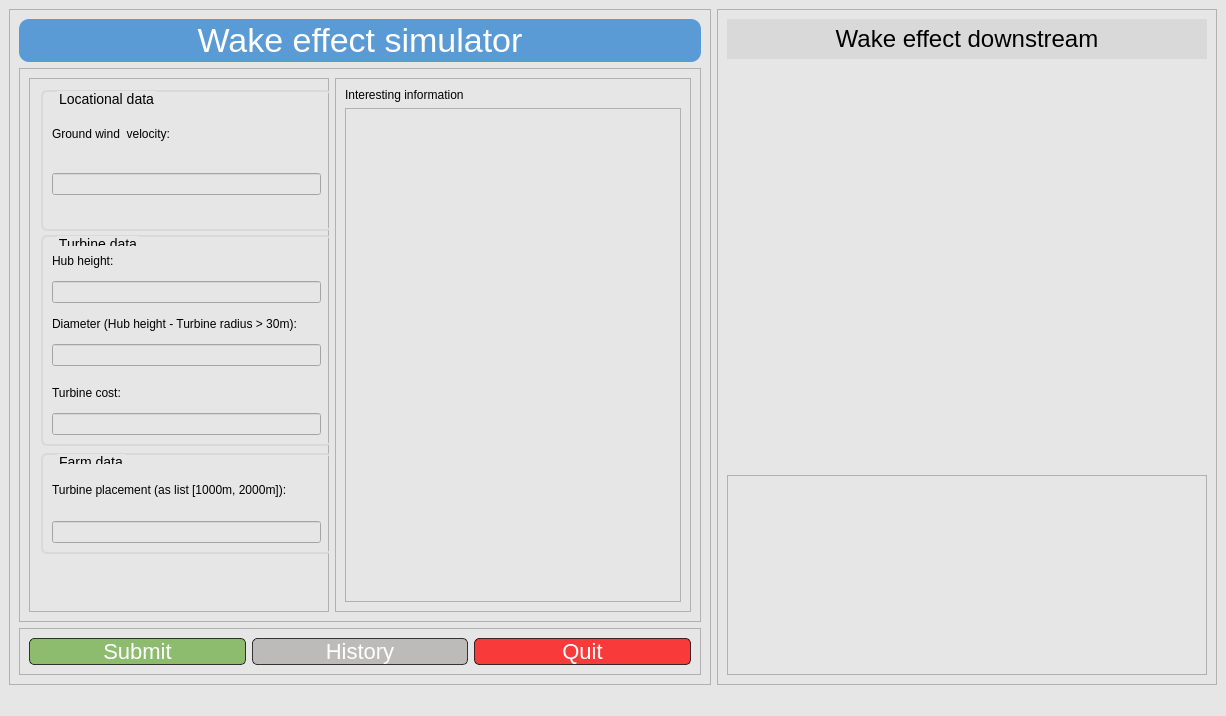
This is uis/mainscreen.ui in JoshuaBog09/OffShoreWind_Project as Qt 5 draws it before an edit. The edited form follows.
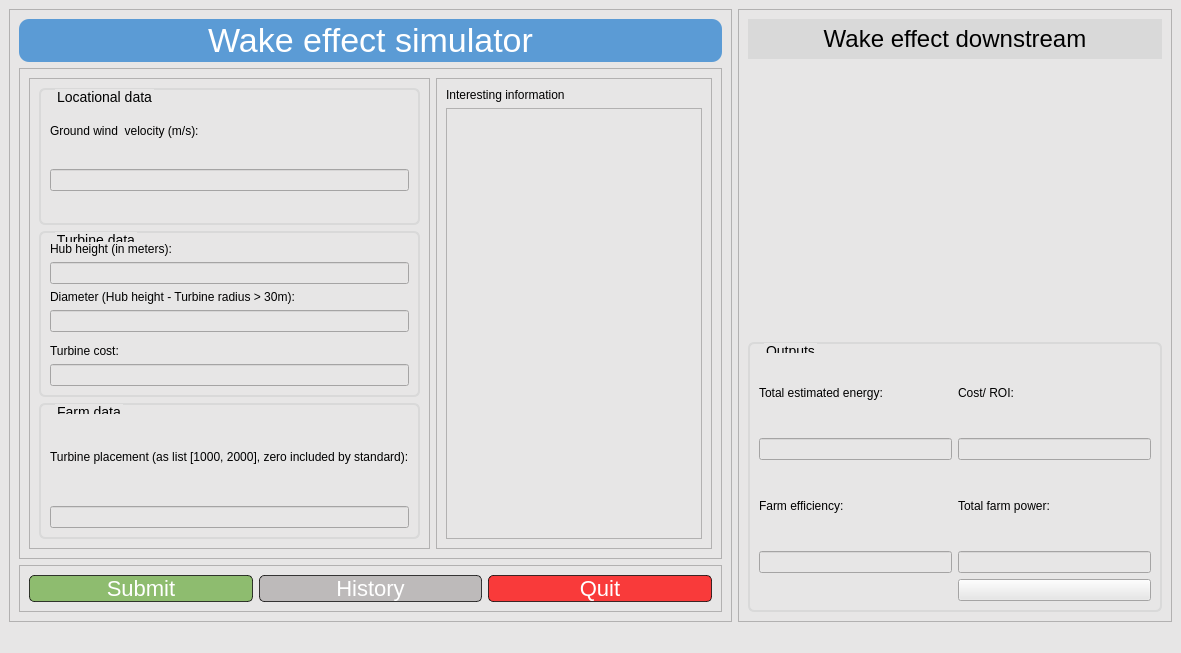
This is the edited form. Icons and pictures are not drawn.

Commit message: further work on the python gui, addition of output fields and improved scaling of the window

Patch:
```diff
--- a/uis/mainscreen.ui
+++ b/uis/mainscreen.ui
@@ -6,8 +6,8 @@
    <rect>
     <x>0</x>
     <y>0</y>
-    <width>1226</width>
-    <height>716</height>
+    <width>1181</width>
+    <height>653</height>
    </rect>
   </property>
   <property name="windowTitle">
@@ -84,13 +84,13 @@
            <widget class="QFrame" name="frame_6">
             <property name="minimumSize">
              <size>
-              <width>300</width>
+              <width>0</width>
               <height>0</height>
              </size>
             </property>
             <property name="maximumSize">
              <size>
-              <width>500</width>
+              <width>16777215</width>
               <height>16777215</height>
              </size>
             </property>
@@ -100,15 +100,9 @@
             <property name="frameShadow">
              <enum>QFrame::Raised</enum>
             </property>
+            <layout class="QVBoxLayout" name="verticalLayout_2">
+             <item>
             <widget class="QGroupBox" name="groupBox">
-             <property name="geometry">
-              <rect>
-               <x>12</x>
-               <y>12</y>
-               <width>291</width>
-               <height>141</height>
-              </rect>
-             </property>
              <property name="styleSheet">
               <string notr="true">QGroupBox {
 	border: 2px solid  rgb(217, 217, 217);
@@ -141,7 +135,7 @@
                  <string notr="true">font: 12px Leelawadee UI;</string>
                 </property>
                 <property name="text">
-                 <string>Ground wind  velocity:</string>
+                   <string>Ground wind  velocity (m/s):</string>
                 </property>
                </widget>
               </item>
@@ -150,15 +144,9 @@
               </item>
              </layout>
             </widget>
+             </item>
+             <item>
             <widget class="QGroupBox" name="groupBox_2">
-             <property name="geometry">
-              <rect>
-               <x>12</x>
-               <y>157</y>
-               <width>291</width>
-               <height>211</height>
-              </rect>
-             </property>
              <property name="styleSheet">
               <string notr="true">QGroupBox {
 	border: 2px solid  rgb(217, 217, 217);
@@ -181,8 +169,12 @@
              <layout class="QVBoxLayout" name="verticalLayout_6">
               <item>
                <widget class="QLabel" name="label_4">
+                  <property name="styleSheet">
+                   <string notr="true">font: 12px Leelawadee UI;
+</string>
+                  </property>
                 <property name="text">
-                 <string>Hub height:</string>
+                   <string>Hub height (in meters):</string>
                 </property>
                </widget>
               </item>
@@ -191,6 +183,9 @@
               </item>
               <item>
                <widget class="QLabel" name="label_6">
+                  <property name="styleSheet">
+                   <string notr="true">font: 12px Leelawadee UI;</string>
+                  </property>
                 <property name="text">
                  <string>Diameter (Hub height - Turbine radius &gt; 30m):</string>
                 </property>
@@ -208,6 +203,9 @@
               </item>
               <item>
                <widget class="QLabel" name="label_7">
+                  <property name="styleSheet">
+                   <string notr="true">font: 12px Leelawadee UI;</string>
+                  </property>
                 <property name="text">
                  <string>Turbine cost:</string>
                 </property>
@@ -218,15 +216,9 @@
               </item>
              </layout>
             </widget>
+             </item>
+             <item>
             <widget class="QGroupBox" name="groupBox_3">
-             <property name="geometry">
-              <rect>
-               <x>12</x>
-               <y>375</y>
-               <width>291</width>
-               <height>101</height>
-              </rect>
-             </property>
              <property name="styleSheet">
               <string notr="true">QGroupBox {
 	border: 2px solid  rgb(217, 217, 217);
@@ -249,8 +241,11 @@
              <layout class="QVBoxLayout" name="verticalLayout_7">
               <item>
                <widget class="QLabel" name="label_8">
+                  <property name="styleSheet">
+                   <string notr="true">font: 12px Leelawadee UI;</string>
+                  </property>
                 <property name="text">
-                 <string>Turbine placement (as list [1000m, 2000m]):</string>
+                   <string>Turbine placement (as list [1000, 2000], zero included by standard):</string>
                 </property>
                </widget>
               </item>
@@ -259,6 +254,8 @@
               </item>
              </layout>
             </widget>
+             </item>
+            </layout>
            </widget>
           </item>
           <item>
@@ -272,6 +269,9 @@
             <layout class="QVBoxLayout" name="verticalLayout_4">
              <item>
               <widget class="QLabel" name="label_3">
+               <property name="styleSheet">
+                <string notr="true">font: 12px Leelawadee UI;</string>
+               </property>
                <property name="text">
                 <string>Interesting information</string>
                </property>
@@ -425,7 +425,7 @@
      <widget class="QFrame" name="frame_2">
       <property name="minimumSize">
        <size>
-        <width>500</width>
+        <width>0</width>
         <height>0</height>
        </size>
       </property>
@@ -474,19 +474,99 @@
         <widget class="QWidget" name="widget" native="true"/>
        </item>
        <item>
-        <widget class="QFrame" name="frame_5">
-         <property name="maximumSize">
+        <widget class="QGroupBox" name="groupBox_4">
+         <property name="styleSheet">
+          <string notr="true">QGroupBox {
+	border: 2px solid  rgb(217, 217, 217);
+	border-radius: 6px;
+	background: rgba(0, 0, 0, 0);
+	margin: 0.5em;
+	font: 14px Leelawadee UI;
+}
+
+QGroupBox::title {
+	subcontrol-origin: margin;
+	top: 1px;
+    left: 16px;
+	color: rgb(0, 0, 0);
+}</string>
+         </property>
+         <property name="title">
+          <string>Outputs</string>
+         </property>
+         <layout class="QGridLayout" name="gridLayout">
+          <item row="0" column="1">
+           <widget class="QLabel" name="label_9">
+            <property name="styleSheet">
+             <string notr="true">font: 12px Leelawadee UI;</string>
+            </property>
+            <property name="text">
+             <string>Cost/ ROI:</string>
+            </property>
+           </widget>
+          </item>
+          <item row="2" column="0">
+           <widget class="QLabel" name="label_11">
+            <property name="styleSheet">
+             <string notr="true">font: 12px Leelawadee UI;</string>
+            </property>
+            <property name="text">
+             <string>Farm efficiency:</string>
+            </property>
+           </widget>
+          </item>
+          <item row="2" column="1">
+           <widget class="QLabel" name="label_10">
+            <property name="styleSheet">
+             <string notr="true">font: 12px Leelawadee UI;</string>
+            </property>
+            <property name="text">
+             <string>Total farm power:</string>
+            </property>
+           </widget>
+          </item>
+          <item row="3" column="0">
+           <widget class="QLineEdit" name="lineEdit_2"/>
+          </item>
+          <item row="0" column="0">
+           <widget class="QLabel" name="label_12">
+            <property name="styleSheet">
+             <string notr="true">font: 12px Leelawadee UI;</string>
+            </property>
+            <property name="text">
+             <string>Total estimated energy:</string>
+            </property>
+           </widget>
+          </item>
+          <item row="1" column="1">
+           <widget class="QLineEdit" name="lineEdit_4"/>
+          </item>
+          <item row="1" column="0">
+           <widget class="QLineEdit" name="lineEdit"/>
+          </item>
+          <item row="3" column="1">
+           <widget class="QLineEdit" name="lineEdit_3"/>
+          </item>
+          <item row="4" column="1">
+           <widget class="QPushButton" name="pushButton_4">
+            <property name="styleSheet">
+             <string notr="true">qproperty-icon:url(:/GitHub/images/github_PNG15.png);</string>
+            </property>
+            <property name="text">
+             <string/>
+            </property>
+            <property name="iconSize">
           <size>
-           <width>16777215</width>
-           <height>200</height>
-          </size>
-         </property>
-         <property name="frameShape">
-          <enum>QFrame::StyledPanel</enum>
-         </property>
-         <property name="frameShadow">
-          <enum>QFrame::Raised</enum>
-         </property>
+              <width>100</width>
+              <height>20</height>
+             </size>
+            </property>
+            <property name="default">
+             <bool>false</bool>
+            </property>
+           </widget>
+          </item>
+         </layout>
         </widget>
        </item>
       </layout>
```
Left out of the diff: 8 changed lines with no effect on the pictures. Lines whose indentation alone changed are shown as unchanged. The commit also changes 4 other files.
